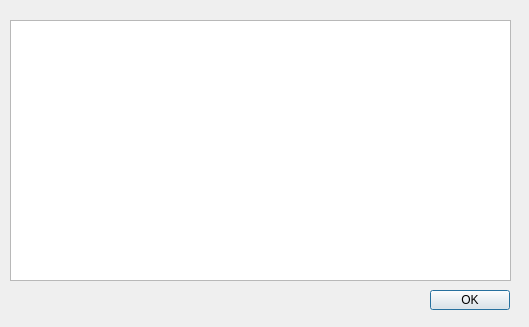
The window that devicewindow.ui (ctrlfrmb/fkcap) describes before a commit, drawn with Qt 5.
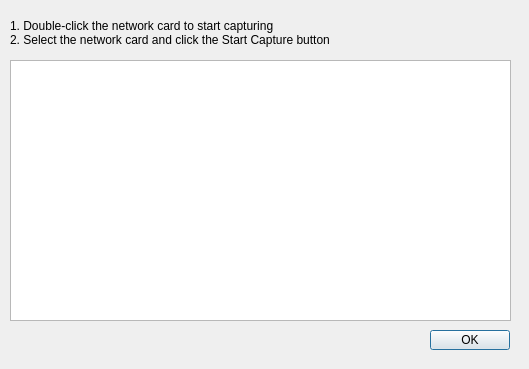
The same window after the commit. Icons and pictures are not drawn.

Patch:
```diff
--- a/devicewindow.ui
+++ b/devicewindow.ui
@@ -7,7 +7,7 @@
     <x>0</x>
     <y>0</y>
     <width>529</width>
-    <height>327</height>
+    <height>369</height>
    </rect>
   </property>
   <property name="windowTitle">
@@ -20,7 +20,7 @@
    <property name="geometry">
     <rect>
      <x>10</x>
-     <y>20</y>
+     <y>60</y>
      <width>501</width>
      <height>261</height>
     </rect>
@@ -30,7 +30,7 @@
    <property name="geometry">
     <rect>
      <x>430</x>
-     <y>290</y>
+     <y>330</y>
      <width>80</width>
      <height>20</height>
     </rect>
@@ -39,6 +39,20 @@
     <string>OK</string>
    </property>
   </widget>
+  <widget class="QLabel" name="label">
+   <property name="geometry">
+    <rect>
+     <x>10</x>
+     <y>12</y>
+     <width>501</width>
+     <height>41</height>
+    </rect>
+   </property>
+   <property name="text">
+    <string>1. Double-click the network card to start capturing
+2. Select the network card and click the Start Capture button</string>
+   </property>
+  </widget>
  </widget>
  <resources/>
  <connections/>
```
Left out of the diff: 8 changed lines with no effect on the pictures.
